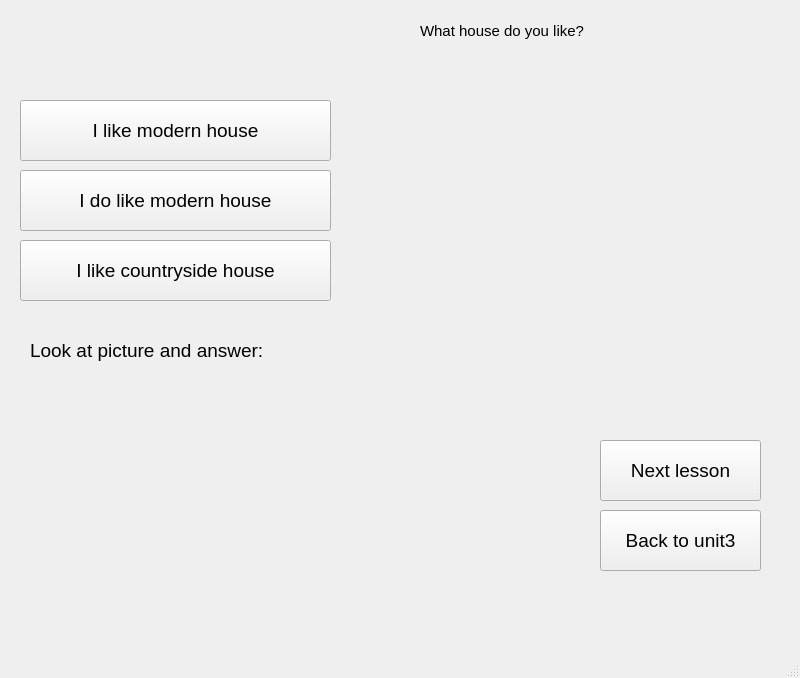
The window that SPCK/Gui/house3.ui (trongphuc1/TL-C4K-PTI01-) describes before a commit, drawn with Qt 5.
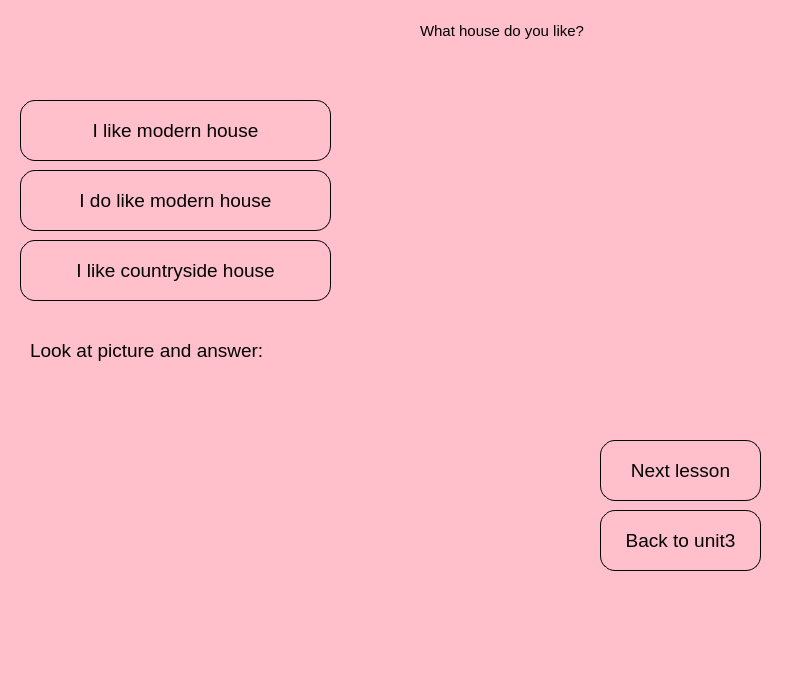
The same window after the commit. Icons and pictures are not drawn.

```diff
--- a/SPCK/Gui/house3.ui
+++ b/SPCK/Gui/house3.ui
@@ -7,12 +7,16 @@
     <x>0</x>
     <y>0</y>
     <width>800</width>
-    <height>678</height>
+    <height>684</height>
    </rect>
   </property>
   <property name="windowTitle">
    <string>MainWindow</string>
   </property>
+  <property name="styleSheet">
+   <string notr="true">
+    background-color:pink;</string>
+  </property>
   <widget class="QWidget" name="centralwidget">
    <widget class="QLabel" name="label_3">
     <property name="geometry">
@@ -65,6 +69,12 @@
       <pointsize>14</pointsize>
      </font>
     </property>
+    <property name="styleSheet">
+     <string notr="true">    border-radius: 15px;
+    border: 1px solid black;
+    padding: 5px;
+</string>
+    </property>
     <property name="text">
      <string>I do like modern house</string>
     </property>
@@ -83,6 +93,12 @@
       <pointsize>14</pointsize>
      </font>
     </property>
+    <property name="styleSheet">
+     <string notr="true">    border-radius: 15px;
+    border: 1px solid black;
+    padding: 5px;
+</string>
+    </property>
     <property name="text">
      <string>I like modern house</string>
     </property>
@@ -101,6 +117,12 @@
       <pointsize>14</pointsize>
      </font>
     </property>
+    <property name="styleSheet">
+     <string notr="true">    border-radius: 15px;
+    border: 1px solid black;
+    padding: 5px;
+</string>
+    </property>
     <property name="text">
      <string>I like countryside house</string>
     </property>
@@ -119,6 +141,12 @@
       <pointsize>14</pointsize>
      </font>
     </property>
+    <property name="styleSheet">
+     <string notr="true">    border-radius: 15px;
+    border: 1px solid black;
+    padding: 5px;
+</string>
+    </property>
     <property name="text">
      <string>Next lesson</string>
     </property>
@@ -137,6 +165,12 @@
       <pointsize>14</pointsize>
      </font>
     </property>
+    <property name="styleSheet">
+     <string notr="true">    border-radius: 15px;
+    border: 1px solid black;
+    padding: 5px;
+</string>
+    </property>
     <property name="text">
      <string>Back to unit3</string>
     </property>
```
Left out of the diff: 10 changed lines with no effect on the pictures.
